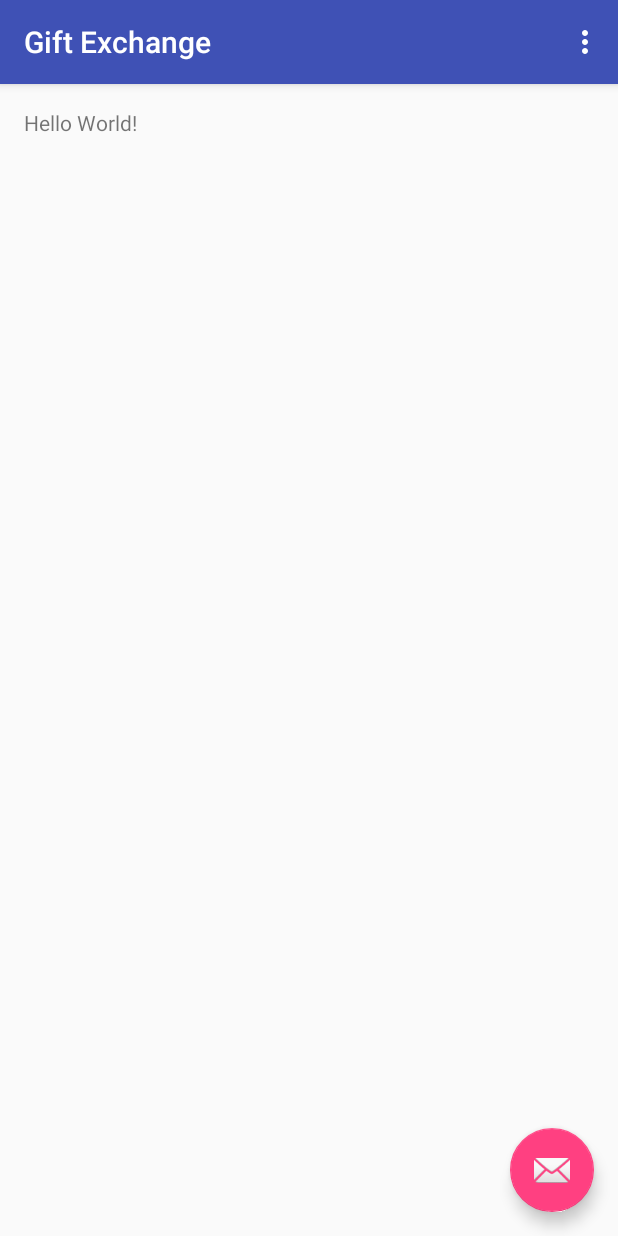
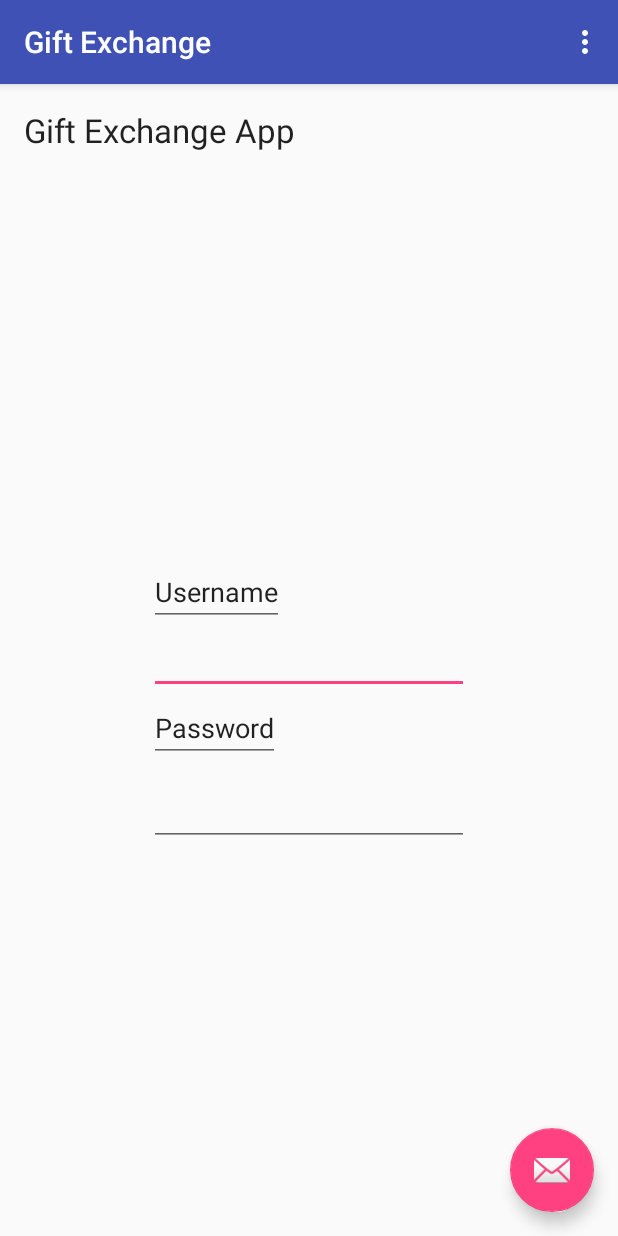
Before and after one commit to ucsdCSE110wi16/CSE110W240T12, an Android app: the screen it shows after launch (MainActivity), on a phone screen of 412 x 824 dp. Run offline under Robolectric (Android 15) with nearby library versions, the phone set to English and light mode, and no system bars.

Commit message:
Added UI screens

```diff
--- a/GiftExchange/app/src/main/res/layout/content_main.xml
+++ b/GiftExchange/app/src/main/res/layout/content_main.xml
@@ -15,5 +15,50 @@
     <TextView
         android:layout_width="wrap_content"
         android:layout_height="wrap_content"
-        android:text="Hello World!" />
+        android:textAppearance="?android:attr/textAppearanceLarge"
+        android:text="Gift Exchange App"
+        android:id="@+id/textView"
+        android:layout_alignParentTop="true"
+        android:layout_alignParentLeft="true"
+        android:layout_alignParentStart="true"
+        android:layout_alignParentRight="true"
+        android:layout_alignParentEnd="true" />
+
+    <EditText
+        android:layout_width="wrap_content"
+        android:layout_height="wrap_content"
+        android:id="@+id/txtLoginUsername"
+        android:layout_centerVertical="true"
+        android:layout_alignRight="@+id/txtLoginPassword"
+        android:layout_alignEnd="@+id/txtLoginPassword"
+        android:layout_alignLeft="@+id/txtLoginPassword"
+        android:layout_alignStart="@+id/txtLoginPassword" />
+
+    <EditText
+        android:layout_width="wrap_content"
+        android:layout_height="wrap_content"
+        android:inputType="textPassword"
+        android:ems="10"
+        android:id="@+id/txtLoginPassword"
+        android:layout_below="@+id/txtLoginUsername"
+        android:layout_centerHorizontal="true"
+        android:layout_marginTop="56dp" />
+
+    <EditText
+        android:layout_width="wrap_content"
+        android:layout_height="wrap_content"
+        android:id="@+id/TEXT_LOGIN_USERNAME"
+        android:layout_above="@+id/txtLoginUsername"
+        android:layout_alignLeft="@+id/txtLoginUsername"
+        android:layout_alignStart="@+id/txtLoginUsername"
+        android:text="Username" />
+
+    <EditText
+        android:layout_width="wrap_content"
+        android:layout_height="wrap_content"
+        android:id="@+id/TEXT_LOGIN_PASSWORD"
+        android:text="Password"
+        android:layout_below="@+id/txtLoginUsername"
+        android:layout_alignLeft="@+id/txtLoginPassword"
+        android:layout_alignStart="@+id/txtLoginPassword" />
 </RelativeLayout>
--- a/GiftExchange/app/src/main/res/values/styles.xml
+++ b/GiftExchange/app/src/main/res/values/styles.xml
@@ -1,7 +1,7 @@
 <resources>
 
     <!-- Base application theme. -->
-    <style name="AppTheme" parent="Theme.AppCompat.Light.DarkActionBar">
+    <style name="AppTheme" parent="Base.Theme.AppCompat.Light.DarkActionBar">
         <!-- Customize your theme here. -->
         <item name="colorPrimary">@color/colorPrimary</item>
         <item name="colorPrimaryDark">@color/colorPrimaryDark</item>
```
Also changed, not shown: 1 other file.
